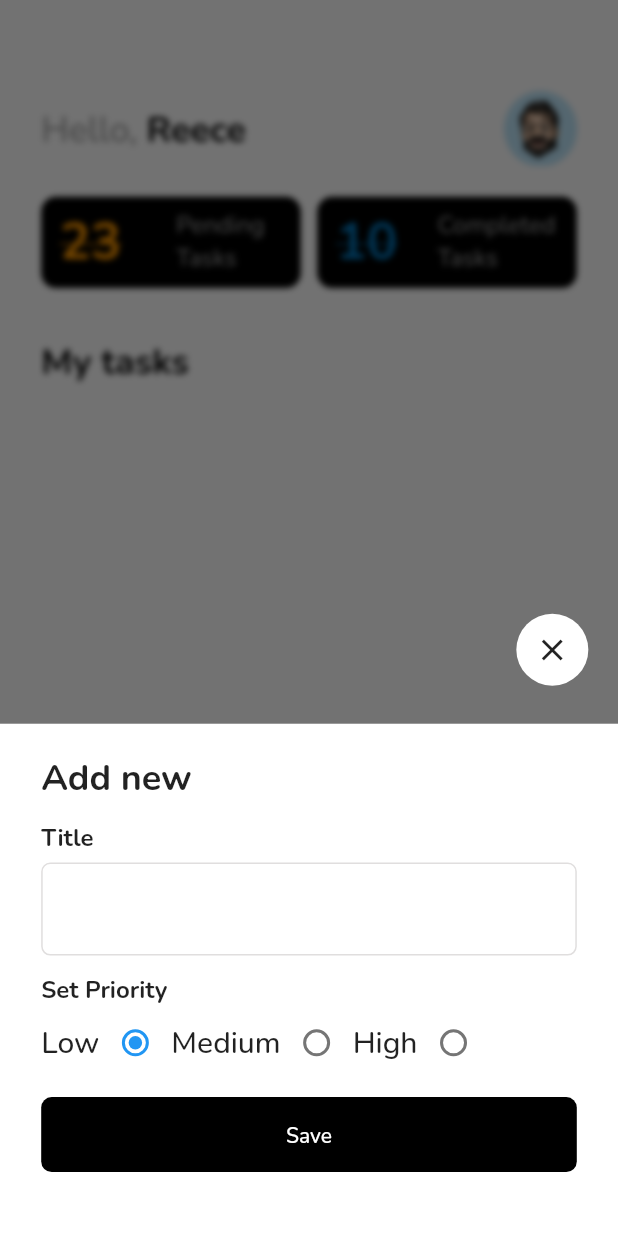
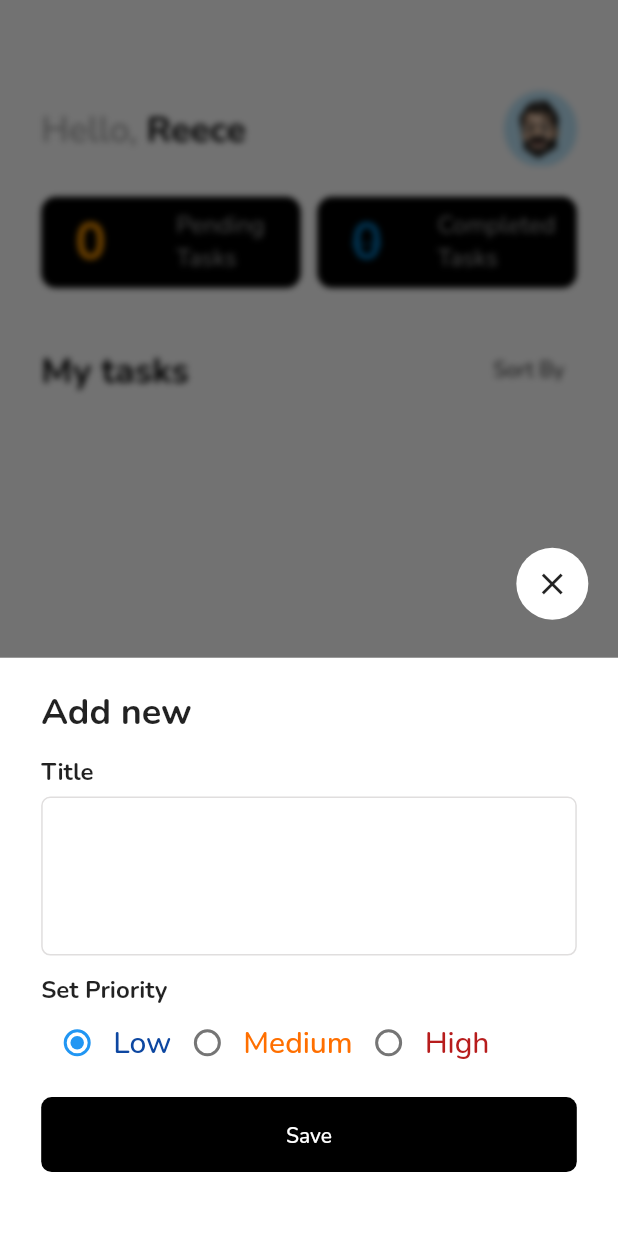
Before and after one commit to onuohasilver/todoly, a Flutter app: the TodoOverview screen opened directly, after a tap on the "add" icon, on a phone screen of 412 x 824 dp. Run offline on Flutter 3.47's test engine with Material 2 defaults, Android fonts, the phone set to English and light mode, and no system bars; our stand-ins replace animate_do, flutter_screenutil, flutter_secure_storage, get_it, google_fonts, sqflite; accounts and stored records are empty.

Commit message:
document code

```diff
--- a/lib/main.dart
+++ b/lib/main.dart
@@ -14,7 +14,7 @@ late Database database;
 
 Future<void> initDB() async {
   database = await openDatabase(
-    'todo',
+    'todo_app',
     version: 1,
     onCreate: (Database db, int version) async {
       await db.execute('''
--- a/lib/modules/tasks/models/todo_model.dart
+++ b/lib/modules/tasks/models/todo_model.dart
@@ -1,34 +1,47 @@
 import 'package:todoly/services/tasks/local_tasks_service_impl.dart';
 
+/// TodoModel class represents the Todo tasks object in the application
 class TodoModel {
+  /// id of the task
   final int? id;
+
+  /// title of the task
   final String title;
+
+  /// status of the task if it's done or not
   final bool done;
+
+  /// priority of the task
   final String priority;
 
+  /// Converts the Todo task object to Map object
   Map<String, Object?> toMap() {
     var map = <String, Object?>{
       columnTitle: title,
-      columnDone: done == true ? 1 : 0
+      columnDone: done == true ? 1 : 0,
+      columnPriority: priority
     };
     map[columnId] = id;
     return map;
   }
 
+  // Constructor for Todo task object
   TodoModel(
       {required this.id,
       required this.title,
       required this.done,
       required this.priority});
 
+  // Factory method that creates a Todo task object from Map object
   factory TodoModel.fromMap(Map<String, dynamic> map) {
     return TodoModel(
         id: map[columnId],
         title: map[columnTitle],
         done: map[columnDone] == 1,
-        priority: map[columnPriority]);
+        priority: map[columnPriority] ?? "Low");
   }
 
+  // Copy method that creates a new Todo task object with given values
   TodoModel copyWith({int? id, String? title, bool? done, String? priority}) {
     return TodoModel(
         id: id ?? this.id,
@@ -37,13 +50,9 @@ class TodoModel {
         priority: priority ?? this.priority);
   }
 
+  // Returns a string representation of Todo task object
   @override
   String toString() {
     return '$title $priority';
   }
 }
-
-const String tableTodo = 'todo';
-const String columnId = '_id';
-const String columnTitle = 'title';
-const String columnDone = 'done';
--- a/lib/modules/tasks/view_models/todo_view_model.dart
+++ b/lib/modules/tasks/view_models/todo_view_model.dart
@@ -1,35 +1,101 @@
+import 'dart:developer';
+
 import 'package:flutter/material.dart';
 import 'package:todoly/modules/tasks/models/todo_model.dart';
 import 'package:todoly/modules/tasks/repository/todo_repository_impl.dart';
 
+/// This class is the ViewModel for Todo, it provides an interface between the data model
+/// and the UI, encapsulating business logic and state management.
 class TodoViewModel extends ChangeNotifier {
   final TodoRepositoryImpl todoRepo;
 
   TodoViewModel({required this.todoRepo});
 
+  /// The list of Todo tasks
   List<TodoModel>? _todos;
+
+  /// The getter for the list of Todo tasks
   List<TodoModel>? get todo => _todos;
 
+  /// The current sorting type
+  SortType _sort = SortType.none;
+
+  /// The `fetchData` function retrieves the list of Todo tasks from the repository
+  /// and sorts them based on the current sort type.
   Future<List<TodoModel>> fetchData() async {
-    List<TodoModel> res = await todoRepo.fetchData();
-    return res.reversed.toList();
+    _todos = await todoRepo.fetchData();
+
+    switch (_sort) {
+      case SortType.none:
+        _todos = _todos!.reversed.toList();
+        break;
+      case SortType.name:
+        _sortByName();
+        break;
+      case SortType.priority:
+        _sortByPriority();
+        break;
+      default:
+    }
+    notifyListeners();
+    return _todos!;
   }
 
+  /// The `addTodo` function inserts a new Todo task into the repository, retrieves
+  /// the updated list of Todo tasks, and notifies any listeners of the change.
   addTodo(TodoModel todo) async {
     await todoRepo.insert(todo);
     await fetchData();
+    log("Todo added successfully");
     notifyListeners();
   }
 
+  /// The `updateTodo` function updates an existing Todo task in the repository, retrieves
+  /// the updated list of Todo tasks, and notifies any listeners of the change.
   updateTodo(TodoModel todo) async {
     await todoRepo.update(todo);
     await fetchData();
     notifyListeners();
   }
 
+  /// The `deleteTodo` function deletes a Todo task from the repository, retrieves
+  /// the updated list of Todo tasks, and notifies any listeners of the change.
   deleteTodo(TodoModel todo) async {
     await todoRepo.delete(todo.id!);
+    await fetchData();
     notifyListeners();
-    await fetchData();
+  }
+
+  /// The `_sortByName` function sorts the list of Todo tasks by their names.
+  _sortByName() {
+    List<TodoModel> todoCopy = [..._todos!];
+    todoCopy.sort((a, b) => a.title.compareTo(b.title));
+    _todos = todoCopy;
+    notifyListeners();
+  }
+
+  /// Sorts the todos based on priority.
+  void _sortByPriority() {
+    List<TodoModel> todoCopy = [..._todos!];
+    todoCopy.sort((a, b) => a.priority.compareTo(b.priority));
+    _todos = todoCopy;
+  }
+
+  /// Sets the sort type for the todos and fetches data based on the sort type.
+  void setSort(SortType sortType) {
+    _sort = sortType;
+    fetchData();
+  }
+
+  /// Returns a list of todos with `done` property set to `false`.
+  List<TodoModel> getPendingTodos() {
+    return _todos!.where((todo) => !todo.done).toList();
+  }
+
+  /// Returns a list of todos with `done` property set to `true`.
+  List<TodoModel> getFinishedTodos() {
+    return _todos!.where((todo) => todo.done).toList();
   }
 }
+
+enum SortType { priority, name, none }
--- a/lib/modules/tasks/views/add_task.dart
+++ b/lib/modules/tasks/views/add_task.dart
@@ -4,6 +4,7 @@ import 'package:provider/provider.dart';
 import 'package:todoly/core/navigator.dart';
 import 'package:todoly/modules/tasks/models/todo_model.dart';
 import 'package:todoly/modules/tasks/view_models/todo_view_model.dart';
+import 'package:todoly/modules/tasks/views/widgets/todo_card.dart';
 import 'package:todoly/widgets/buttons/custom_flat_button.dart';
 import 'package:todoly/widgets/inputs/custom_text_field.dart';
 import 'package:todoly/widgets/layout/box_sizing.dart';
@@ -44,9 +45,7 @@ class _AddTaskState extends State<AddTask> {
               ),
               const YSpace(12),
               CustomTextField(
-                label: "Title",
-                controller: titleCtrl,
-              ),
+                  label: "Title", controller: titleCtrl, maxLines: 3),
               const YSpace(12),
               Text(
                 "Set Priority",
@@ -59,10 +58,6 @@ class _AddTaskState extends State<AddTask> {
                 children: [
                   Row(
                     children: [
-                      Text(
-                        "Low",
-                        style: Theme.of(context).textTheme.headline6,
-                      ),
                       Radio(
                           value: "Low",
                           groupValue: priority,
@@ -71,14 +66,17 @@ class _AddTaskState extends State<AddTask> {
                               priority = _.toString();
                             });
                           }),
+                      Text(
+                        "Low",
+                        style: Theme.of(context)
+                            .textTheme
+                            .headline6!
+                            .copyWith(color: priorityColor("Low")),
+                      ),
                     ],
                   ),
                   Row(
                     children: [
-                      Text(
-                        "Medium",
-                        style: Theme.of(context).textTheme.headline6,
-                      ),
                       Radio(
                           value: "Medium",
                           groupValue: priority,
@@ -87,14 +85,17 @@ class _AddTaskState extends State<AddTask> {
                               priority = _.toString();
                             });
                           }),
+                      Text(
+                        "Medium",
+                        style: Theme.of(context)
+                            .textTheme
+                            .headline6!
+                            .copyWith(color: priorityColor("Medium")),
+                      ),
                     ],
                   ),
                   Row(
                     children: [
-                      Text(
-                        "High",
-                        style: Theme.of(context).textTheme.headline6,
-                      ),
                       Radio(
                           value: "High",
                           groupValue: priority,
@@ -103,6 +104,13 @@ class _AddTaskState extends State<AddTask> {
                               priority = _.toString();
                             });
                           }),
+                      Text(
+                        "High",
+                        style: Theme.of(context)
+                            .textTheme
+                            .headline6!
+                            .copyWith(color: priorityColor("High")),
+                      ),
                     ],
                   ),
                 ],
--- a/lib/modules/tasks/views/overview.dart
+++ b/lib/modules/tasks/views/overview.dart
@@ -2,9 +2,9 @@ import 'package:animate_do/animate_do.dart';
 import 'package:flutter/material.dart';
 import 'package:flutter_screenutil/flutter_screenutil.dart';
 import 'package:provider/provider.dart';
-import 'package:todoly/modules/tasks/models/todo_model.dart';
 import 'package:todoly/modules/tasks/view_models/todo_view_model.dart';
 import 'package:todoly/modules/tasks/views/add_task.dart';
+import 'package:todoly/modules/tasks/views/widgets/sort_modal.dart';
 import 'package:todoly/modules/tasks/views/widgets/todo_card.dart';
 import 'package:todoly/widgets/custom_overlays.dart';
 import 'package:todoly/widgets/layout/box_sizing.dart';
@@ -19,30 +19,32 @@ class TodoOverview extends StatefulWidget {
 }
 
 class _TodoOverviewState extends State<TodoOverview> {
-  List<TodoModel>? models;
+  @override
+  void initState() {
+    WidgetsBinding.instance.addPostFrameCallback((timeStamp) {
+      Provider.of<TodoViewModel>(context, listen: false).fetchData();
+    });
+    super.initState();
+  }
 
   @override
   Widget build(BuildContext context) {
+    // TodoViewModel tvm = Provider.of<TodoViewModel>(context);
+
     return Consumer<TodoViewModel>(
       builder: (context, viewModel, _) {
         return Scaffold(
             backgroundColor: const Color(0xFFF8F8F8),
             floatingActionButton: FloatingActionButton(
-            onPressed: () => CustomOverlays().showSheet(child: AddTask()),
+                onPressed: () =>
+                    CustomOverlays().showSheet(child: const AddTask()),
                 backgroundColor: Colors.black,
-            child: const Icon(Icons.add),
-          ),
-          body: FutureBuilder<List<TodoModel>>(
-              future: viewModel.fetchData(),
-              builder: (context, snapshot) {
-                // log(snapshot.data.toString());
-                if (snapshot.data == null) {
-                  return const Center(child: CircularProgressIndicator());
-                } else {
-                  // log("snapshot.data.toString()");
-                  models = snapshot.data!;
-
-                  return Padding(
+                child: const Icon(Icons.add)),
+            body: viewModel.todo == null
+                ? const Center(
+                    child: CircularProgressIndicator(),
+                  )
+                : Padding(
                     padding: EdgeInsets.symmetric(horizontal: 25.w),
                     child: Column(
                       crossAxisAlignment: CrossAxisAlignment.start,
@@ -73,10 +75,8 @@ class _TodoOverviewState extends State<TodoOverview> {
                                           fontSize: 24, color: Colors.grey)),
                             ),
                             FadeIn(
-                              child: Image.asset(
-                                "assets/avatar.png",
-                                height: 50,
-                              ),
+                              child:
+                                  Image.asset("assets/avatar.png", height: 50),
                             )
                           ],
                         ),
@@ -88,7 +88,8 @@ class _TodoOverviewState extends State<TodoOverview> {
                                 child: TaskStatusCard(
                                     color: Theme.of(context).cardColor,
                                     label: "Pending\nTasks",
-                                    value: "23"),
+                                    value:
+                                        "${viewModel.getPendingTodos().length}"),
                               ),
                             ),
                             const XSpace(10),
@@ -97,12 +98,17 @@ class _TodoOverviewState extends State<TodoOverview> {
                                 child: TaskStatusCard(
                                     color: Colors.lightBlue.shade800,
                                     label: "Completed\nTasks",
-                                    value: "10"),
+                                    value:
+                                        "${viewModel.getFinishedTodos().length}"),
                               ),
                             ),
                           ],
                         ),
                         const YSpace(30),
+                        // Text(viewModel.todo.toString()),
+                        Row(
+                          mainAxisAlignment: MainAxisAlignment.spaceBetween,
+                          children: [
                             Text("My tasks",
                                 style: Theme.of(context)
                                     .textTheme
@@ -112,27 +118,35 @@ class _TodoOverviewState extends State<TodoOverview> {
                                         fontWeight: FontWeight.bold,
                                         height: 1.5,
                                         fontSize: 24)),
+                            TextButton(
+                              child: Text("Sort By",
+                                  style: Theme.of(context).textTheme.bodyText1),
+                              onPressed: () {
+                                CustomOverlays()
+                                    .showSheet(child: const SortModal());
+                              },
+                            )
+                          ],
+                        ),
                         const YSpace(12),
+                        // Text(viewModel.todo.toString())
                         Expanded(
                           child: ListView.builder(
-                              itemCount: models?.length,
+                              itemCount: viewModel.todo?.length,
                               padding: EdgeInsets.zero,
                               itemBuilder: (context, index) {
                                 return BounceInUp(
-                                    key: Key(models![index].id.toString()),
-                                    // key: (models![index].title),
+                                    key: Key(
+                                        viewModel.todo![index].id.toString()),
                                     duration:
                                         Duration(milliseconds: index * 150),
-                                    // duration: Duration(seconds: index * 60),
-                                    child: Todocard(model: models![index]));
+                                    child: Todocard(
+                                        model: viewModel.todo![index]));
                               }),
-                        )
+                        ),
                       ],
                     ),
-                  );
-                }
-              }),
-        );
+                  ));
       },
     );
   }
--- a/lib/modules/tasks/views/widgets/task_status_card.dart
+++ b/lib/modules/tasks/views/widgets/task_status_card.dart
@@ -32,7 +32,9 @@ class TaskStatusCard extends StatelessWidget {
                 style: Theme.of(context).textTheme.headline4!.copyWith(
                     color: color,
                     fontWeight: FontWeight.bold,
-                    decoration: TextDecoration.lineThrough)),
+                    decoration: label.contains("Complete")
+                        ? TextDecoration.lineThrough
+                        : TextDecoration.none)),
           ),
           Expanded(
             child: Column(
--- a/lib/modules/tasks/views/widgets/todo_card.dart
+++ b/lib/modules/tasks/views/widgets/todo_card.dart
@@ -1,7 +1,9 @@
 import 'package:flutter/material.dart';
+import 'package:flutter_screenutil/flutter_screenutil.dart';
 import 'package:provider/provider.dart';
 import 'package:todoly/modules/tasks/models/todo_model.dart';
 import 'package:todoly/modules/tasks/view_models/todo_view_model.dart';
+import 'package:todoly/widgets/layout/box_sizing.dart';
 
 class Todocard extends StatelessWidget {
   const Todocard({
@@ -23,6 +25,12 @@ class Todocard extends StatelessWidget {
           child: Column(
             crossAxisAlignment: CrossAxisAlignment.start,
             children: [
+              const YSpace(5),
+              Container(
+                  height: 2.h,
+                  width: 25.w,
+                  color: priorityColor(model.priority),
+                  margin: EdgeInsets.only(left: 10.w)),
               Row(
                 children: [
                   Checkbox(
@@ -57,3 +65,16 @@ class Todocard extends StatelessWidget {
     });
   }
 }
+
+Color priorityColor(String priority) {
+  switch (priority) {
+    case "Low":
+      return Colors.blue.shade900;
+    case "Medium":
+      return Colors.amber.shade900;
+    case "High":
+      return Colors.red.shade900;
+    default:
+      return Colors.red;
+  }
+}
--- a/lib/widgets/buttons/custom_flat_button.dart
+++ b/lib/widgets/buttons/custom_flat_button.dart
@@ -52,7 +52,11 @@ class CustomFlatButton extends StatelessWidget {
                     .bodyText1!
                     .copyWith(color: color ?? Colors.white, height: 1.5),
               ),
-          if (suffix != null) suffix!,
+          if (suffix != null)
+            Padding(
+              padding: const EdgeInsets.only(left: 18.0),
+              child: suffix!,
+            ),
         ],
       ),
     );
```
Also changed, not shown: lib/core/navigator.dart (+7 -0 lines), lib/core/theming.dart (deleted, +0 -19 lines), lib/locator.dart (+8 -0 lines), lib/modules/tasks/repository/todo_repository.dart (+10 -0 lines), lib/modules/tasks/views/widgets/sort_modal.dart (added, +83 -0 lines), lib/services/local_storage/key_storage.dart (+14 -0 lines), lib/services/tasks/local_tasks_service.dart (+10 -1 lines), lib/services/tasks/local_tasks_service_impl.dart (+25 -0 lines). Lines whose indentation alone changed are shown as unchanged.
